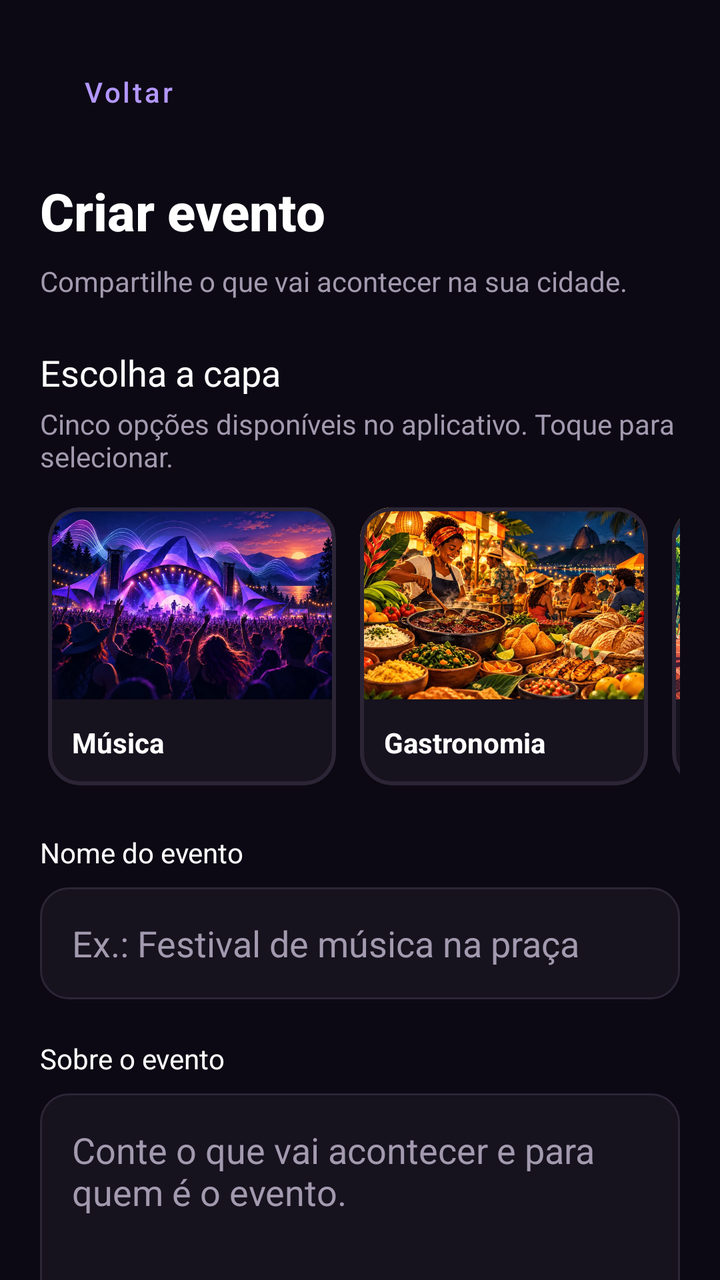
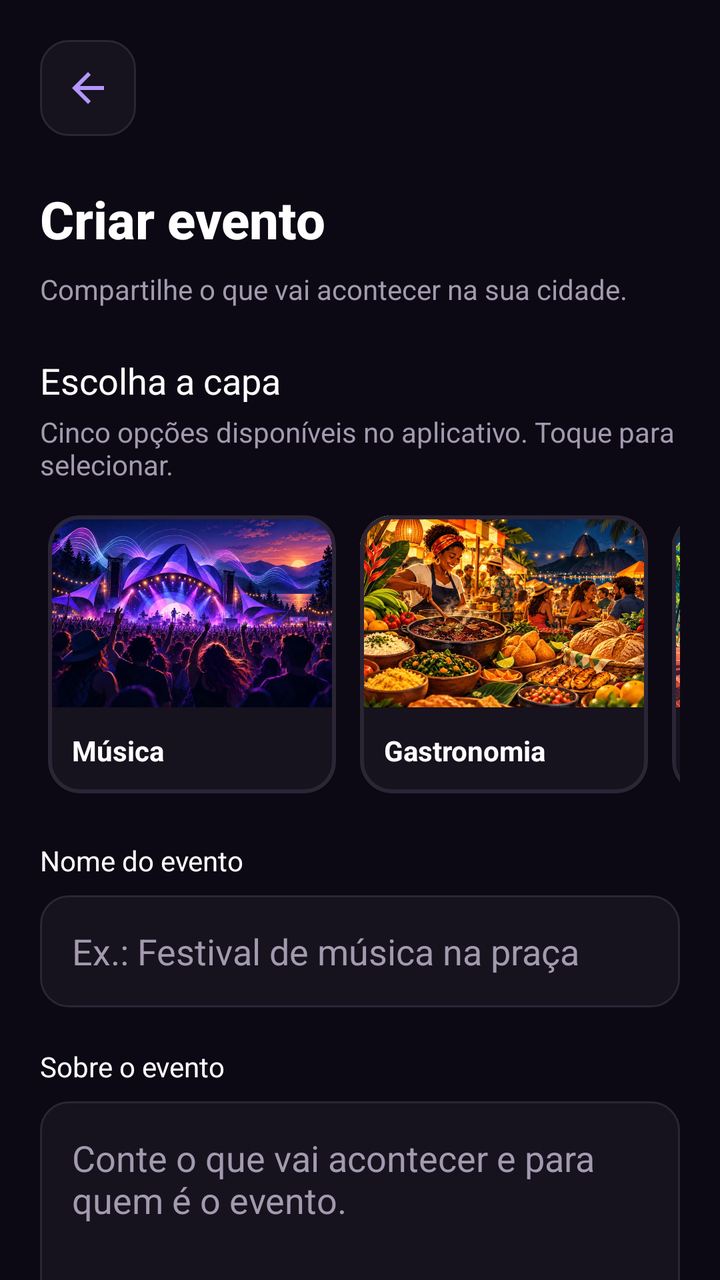

An Android layout rendered at two revisions. The XML below is the earlier revision; the diff shows what the commit changed to produce the second picture.
<!-- AndroidManifest.xml: activity theme Theme.Perto.Interno -->
<!-- res/layout/activity_cadastro_evento.xml -->
<?xml version="1.0" encoding="utf-8"?>
<ScrollView android:scrollbars="none" xmlns:android="http://schemas.android.com/apk/res/android"
    xmlns:app="http://schemas.android.com/apk/res-auto"
    android:layout_width="match_parent" android:layout_height="match_parent"
    android:fillViewport="true" android:background="@color/perto_background">
    <LinearLayout android:layout_width="match_parent" android:layout_height="wrap_content"
        android:orientation="vertical" android:padding="20dp">
        <Button android:id="@+id/btn_voltar" style="@style/Widget.Perto.Button.Secondary" android:layout_width="wrap_content" android:layout_height="wrap_content" android:text="@string/event_back" />
        <TextView android:id="@+id/tv_titulo" android:layout_width="match_parent" android:layout_height="wrap_content"
            android:text="@string/event_create" android:textColor="@color/white" android:textSize="26sp" android:fontFamily="sans-serif-medium" android:textStyle="bold" android:layout_marginTop="16dp" />
        <TextView android:layout_width="match_parent" android:layout_height="wrap_content"
            android:text="@string/event_create_subtitle" android:textColor="@color/perto_muted" android:layout_marginTop="8dp" />
        <TextView android:layout_width="match_parent" android:layout_height="wrap_content"
            android:text="@string/event_cover" android:textColor="@color/white" android:textSize="18sp" android:layout_marginTop="24dp" />
        <TextView android:layout_width="match_parent" android:layout_height="wrap_content"
            android:text="@string/event_cover_hint" android:textColor="@color/perto_muted" android:layout_marginTop="4dp" />
        <HorizontalScrollView android:layout_width="match_parent" android:layout_height="wrap_content" android:scrollbars="none" android:layout_marginTop="12dp">
            <LinearLayout android:layout_width="wrap_content" android:layout_height="wrap_content" android:orientation="horizontal" android:padding="4dp">
                <com.google.android.material.card.MaterialCardView android:id="@+id/capa_musica"
                    android:layout_width="144dp" android:layout_height="wrap_content" android:layout_marginEnd="12dp"
                    android:clickable="true" android:focusable="true" android:checkable="true"
                    android:contentDescription="@string/cover_musica"
                    app:cardBackgroundColor="@color/perto_surface" app:cardCornerRadius="16dp" app:strokeWidth="2dp" app:strokeColor="@color/perto_border">
                    <LinearLayout android:layout_width="match_parent" android:layout_height="wrap_content" android:orientation="vertical">
                        <ImageView android:layout_width="match_parent" android:layout_height="96dp"
                            android:src="@drawable/capa_evento_musica" android:scaleType="centerCrop" android:contentDescription="@null" />
                        <TextView android:layout_width="match_parent" android:layout_height="wrap_content" android:padding="12dp"
                            android:text="@string/cover_musica" android:textColor="@color/white" android:textStyle="bold" />
                    </LinearLayout>
                </com.google.android.material.card.MaterialCardView>
                <com.google.android.material.card.MaterialCardView android:id="@+id/capa_gastronomia"
                    android:layout_width="144dp" android:layout_height="wrap_content" android:layout_marginEnd="12dp"
                    android:clickable="true" android:focusable="true" android:checkable="true"
                    android:contentDescription="@string/cover_gastronomia"
                    app:cardBackgroundColor="@color/perto_surface" app:cardCornerRadius="16dp" app:strokeWidth="2dp" app:strokeColor="@color/perto_border">
                    <LinearLayout android:layout_width="match_parent" android:layout_height="wrap_content" android:orientation="vertical">
                        <ImageView android:layout_width="match_parent" android:layout_height="96dp"
                            android:src="@drawable/capa_evento_gastronomia" android:scaleType="centerCrop" android:contentDescription="@null" />
                        <TextView android:layout_width="match_parent" android:layout_height="wrap_content" android:padding="12dp"
                            android:text="@string/cover_gastronomia" android:textColor="@color/white" android:textStyle="bold" />
                    </LinearLayout>
                </com.google.android.material.card.MaterialCardView>
                <com.google.android.material.card.MaterialCardView android:id="@+id/capa_esportes"
                    android:layout_width="144dp" android:layout_height="wrap_content" android:layout_marginEnd="12dp"
                    android:clickable="true" android:focusable="true" android:checkable="true"
                    android:contentDescription="@string/cover_esportes"
                    app:cardBackgroundColor="@color/perto_surface" app:cardCornerRadius="16dp" app:strokeWidth="2dp" app:strokeColor="@color/perto_border">
                    <LinearLayout android:layout_width="match_parent" android:layout_height="wrap_content" android:orientation="vertical">
                        <ImageView android:layout_width="match_parent" android:layout_height="96dp"
                            android:src="@drawable/capa_evento_esportes" android:scaleType="centerCrop" android:contentDescription="@null" />
                        <TextView android:layout_width="match_parent" android:layout_height="wrap_content" android:padding="12dp"
                            android:text="@string/cover_esportes" android:textColor="@color/white" android:textStyle="bold" />
                    </LinearLayout>
                </com.google.android.material.card.MaterialCardView>
                <com.google.android.material.card.MaterialCardView android:id="@+id/capa_cultura"
                    android:layout_width="144dp" android:layout_height="wrap_content" android:layout_marginEnd="12dp"
                    android:clickable="true" android:focusable="true" android:checkable="true"
                    android:contentDescription="@string/cover_cultura"
                    app:cardBackgroundColor="@color/perto_surface" app:cardCornerRadius="16dp" app:strokeWidth="2dp" app:strokeColor="@color/perto_border">
                    <LinearLayout android:layout_width="match_parent" android:layout_height="wrap_content" android:orientation="vertical">
                        <ImageView android:layout_width="match_parent" android:layout_height="96dp"
                            android:src="@drawable/capa_evento_cultura" android:scaleType="centerCrop" android:contentDescription="@null" />
                        <TextView android:layout_width="match_parent" android:layout_height="wrap_content" android:padding="12dp"
                            android:text="@string/cover_cultura" android:textColor="@color/white" android:textStyle="bold" />
                    </LinearLayout>
                </com.google.android.material.card.MaterialCardView>
                <com.google.android.material.card.MaterialCardView android:id="@+id/capa_comunidade"
                    android:layout_width="144dp" android:layout_height="wrap_content" android:layout_marginEnd="12dp"
                    android:clickable="true" android:focusable="true" android:checkable="true"
                    android:contentDescription="@string/cover_comunidade"
                    app:cardBackgroundColor="@color/perto_surface" app:cardCornerRadius="16dp" app:strokeWidth="2dp" app:strokeColor="@color/perto_border">
                    <LinearLayout android:layout_width="match_parent" android:layout_height="wrap_content" android:orientation="vertical">
                        <ImageView android:layout_width="match_parent" android:layout_height="96dp"
                            android:src="@drawable/capa_evento_comunidade" android:scaleType="centerCrop" android:contentDescription="@null" />
                        <TextView android:layout_width="match_parent" android:layout_height="wrap_content" android:padding="12dp"
                            android:text="@string/cover_comunidade" android:textColor="@color/white" android:textStyle="bold" />
                    </LinearLayout>
                </com.google.android.material.card.MaterialCardView>
            </LinearLayout>
        </HorizontalScrollView>
        <TextView android:layout_width="match_parent" android:layout_height="wrap_content" android:layout_marginTop="20dp"
            android:text="@string/event_nome" android:textColor="@color/white" />
        <EditText android:id="@+id/et_nome" android:layout_width="match_parent" android:layout_height="56dp"
            android:layout_marginTop="8dp" android:background="@drawable/perto_input" android:padding="16dp"
            android:inputType="textCapSentences" android:gravity="top|start" android:textColor="@color/white" android:textColorHint="@color/perto_muted"
            android:hint="@string/event_nome_hint" android:maxLength="120" />
        <TextView android:layout_width="match_parent" android:layout_height="wrap_content" android:layout_marginTop="20dp"
            android:text="@string/event_descricao" android:textColor="@color/white" />
        <EditText android:id="@+id/et_descricao" android:layout_width="match_parent" android:layout_height="120dp"
            android:layout_marginTop="8dp" android:background="@drawable/perto_input" android:padding="16dp"
            android:inputType="textCapSentences|textMultiLine" android:gravity="top|start" android:textColor="@color/white" android:textColorHint="@color/perto_muted"
            android:hint="@string/event_descricao_hint" android:maxLength="3000" />
        <TextView android:layout_width="match_parent" android:layout_height="wrap_content" android:layout_marginTop="20dp"
            android:text="@string/event_endereco" android:textColor="@color/white" />
        <EditText android:id="@+id/et_endereco" android:layout_width="match_parent" android:layout_height="56dp"
            android:layout_marginTop="8dp" android:background="@drawable/perto_input" android:padding="16dp"
            android:inputType="textPostalAddress" android:gravity="top|start" android:textColor="@color/white" android:textColorHint="@color/perto_muted"
            android:hint="@string/event_endereco_hint" android:maxLength="300" />
        <Button android:id="@+id/btn_ponto_mapa" android:layout_width="match_parent" android:layout_height="wrap_content" android:text="@string/map_choose_point" />
        <TextView android:id="@+id/tv_ponto_mapa" android:layout_width="match_parent" android:layout_height="wrap_content" android:text="@string/map_no_point" android:textColor="@color/perto_muted" />
        <Button android:id="@+id/btn_remover_ponto" android:layout_width="match_parent" android:layout_height="wrap_content" android:text="@string/map_remove_point" android:visibility="gone" />
        <TextView android:layout_width="match_parent" android:layout_height="wrap_content" android:layout_marginTop="20dp"
            android:text="@string/event_category" android:textColor="@color/white" />
        <Spinner android:id="@+id/sp_categoria" android:layout_width="match_parent" android:layout_height="wrap_content"
            android:minHeight="56dp" android:layout_marginTop="8dp" android:background="@drawable/perto_input" android:padding="0dp" />
        <TextView android:layout_width="match_parent" android:layout_height="wrap_content" android:layout_marginTop="20dp"
            android:text="@string/event_date_label" android:textColor="@color/white" />
        <Button android:id="@+id/btn_data" android:layout_width="match_parent" android:layout_height="wrap_content" android:text="@string/event_date" />
        <Button android:id="@+id/btn_hora" android:layout_width="match_parent" android:layout_height="wrap_content" android:text="@string/event_time" />
        <com.google.android.material.switchmaterial.SwitchMaterial android:id="@+id/sw_gratuito"
            android:layout_width="match_parent" android:layout_height="56dp" android:text="@string/event_free" android:textColor="@color/white" android:checked="true" />
        <EditText android:id="@+id/et_valor" android:layout_width="match_parent" android:layout_height="56dp" android:visibility="gone"
            android:background="@drawable/perto_input" android:padding="16dp" android:inputType="numberDecimal" android:digits="0123456789,." android:maxLength="11"
            android:hint="@string/event_price_hint" android:textColor="@color/white" android:textColorHint="@color/perto_muted" />
        <TextView android:id="@+id/tv_status" android:layout_width="match_parent" android:layout_height="wrap_content"
            android:layout_marginTop="16dp" android:textColor="@color/white" android:accessibilityLiveRegion="polite" />
        <Button android:id="@+id/btn_publicar" android:layout_width="match_parent" android:layout_height="64dp"
            android:layout_marginTop="16dp" android:text="@string/event_publish" />
    </LinearLayout>
</ScrollView>
<!-- resources referenced by this layout -->
<resources>
  <color name="perto_background">#0C0914</color>
  <color name="perto_border">#2B2536</color>
  <color name="perto_muted">#A39AAF</color>
  <color name="perto_surface">#16121E</color>
  <color name="white">#FFFFFFFF</color>
  <string name="cover_comunidade">Comunidade</string>
  <string name="cover_cultura">Cultura</string>
  <string name="cover_esportes">Esportes</string>
  <string name="cover_gastronomia">Gastronomia</string>
  <string name="cover_musica">Música</string>
  <string name="event_back">Voltar</string>
  <string name="event_category">Categoria</string>
  <string name="event_cover">Escolha a capa</string>
  <string name="event_cover_hint">Cinco opções disponíveis no aplicativo. Toque para selecionar.</string>
  <string name="event_create">Criar evento</string>
  <string name="event_create_subtitle">Compartilhe o que vai acontecer na sua cidade.</string>
  <string name="event_date">Escolher data</string>
  <string name="event_date_label">Data e horário de Brasília</string>
  <string name="event_descricao">Sobre o evento</string>
  <string name="event_descricao_hint">Conte o que vai acontecer e para quem é o evento.</string>
  <string name="event_endereco">Endereço completo</string>
  <string name="event_endereco_hint">Local, rua, número, bairro e cidade</string>
  <string name="event_free">Evento gratuito</string>
  <string name="event_nome">Nome do evento</string>
  <string name="event_nome_hint">Ex.: Festival de música na praça</string>
  <string name="event_price_hint">Valor em reais (ex.: 25,00)</string>
  <string name="event_publish">Publicar evento</string>
  <string name="event_time">Escolher horário</string>
  <string name="map_choose_point">Escolher localização no mapa</string>
  <string name="map_no_point">Sem ponto no mapa: o evento aparece na lista, mas não nas buscas por localização.</string>
  <string name="map_remove_point">Remover ponto do mapa</string>
  <style name="Widget.Perto.Button.Secondary" parent="Widget.Perto.Button">
          <item name="backgroundTint">@color/perto_surface</item>
          <item name="android:textColor">@color/perto_accent</item>
          <item name="strokeColor">@color/perto_border</item>
          <item name="strokeWidth">1dp</item>
      </style>
  <color name="perto_accent">#B397FF</color>
  <color name="perto_accent_soft">#2D2047</color>
  <color name="perto_text">#FAF8FF</color>
  <style name="ThemeOverlay.Perto.Dialog" parent="ThemeOverlay.MaterialComponents.MaterialAlertDialog">
          <item name="colorSurface">@color/perto_surface</item>
          <item name="colorPrimary">@color/perto_accent</item>
          <item name="android:textColorPrimary">@color/perto_text</item>
          <item name="android:textColorSecondary">@color/perto_muted</item>
          <item name="android:colorBackground">@color/perto_surface</item>
      </style>
  <!-- unchanged entries left out for length: 8 -->
</resources>

<!-- the commit's change to res/layout/activity_cadastro_evento.xml (unified diff, before → after) -->
@@ -5,7 +5,7 @@
     android:fillViewport="true" android:background="@color/perto_background">
     <LinearLayout android:layout_width="match_parent" android:layout_height="wrap_content"
         android:orientation="vertical" android:padding="20dp">
-        <Button android:id="@+id/btn_voltar" style="@style/Widget.Perto.Button.Secondary" android:layout_width="wrap_content" android:layout_height="wrap_content" android:text="@string/event_back" />
+        <ImageButton android:id="@+id/btn_voltar" style="@style/Widget.Perto.Back" />
         <TextView android:id="@+id/tv_titulo" android:layout_width="match_parent" android:layout_height="wrap_content"
             android:text="@string/event_create" android:textColor="@color/white" android:textSize="26sp" android:fontFamily="sans-serif-medium" android:textStyle="bold" android:layout_marginTop="16dp" />
         <TextView android:layout_width="match_parent" android:layout_height="wrap_content"
<!-- resource entries referenced after the edit -->
@@ -31,13 +31,30 @@
   <string name="map_choose_point">Escolher localização no mapa</string>
   <string name="map_no_point">Sem ponto no mapa: o evento aparece na lista, mas não nas buscas por localização.</string>
   <string name="map_remove_point">Remover ponto do mapa</string>
-  <style name="Widget.Perto.Button.Secondary" parent="Widget.Perto.Button">
-          <item name="backgroundTint">@color/perto_surface</item>
-          <item name="android:textColor">@color/perto_accent</item>
-          <item name="strokeColor">@color/perto_border</item>
-          <item name="strokeWidth">1dp</item>
+  <style name="Widget.Perto.Back" parent="Widget.AppCompat.ImageButton">
+          <item name="android:layout_width">48dp</item>
+          <item name="android:layout_height">48dp</item>
+          <item name="android:layout_gravity">start</item>
+          <item name="android:layout_marginBottom">8dp</item>
+          <item name="android:padding">12dp</item>
+          <item name="android:background">@drawable/perto_input</item>
+          <item name="android:src">@drawable/ic_arrow_back</item>
+          <item name="tint">@color/perto_accent</item>
+          <item name="android:contentDescription">@string/event_back</item>
+          <item name="android:tooltipText">@string/event_back</item>
       </style>
   <color name="perto_accent">#B397FF</color>
+  <!-- drawable ic_arrow_back (drawable) -->
+  <vector xmlns:android="http://schemas.android.com/apk/res/android"
+      android:width="24dp"
+      android:height="24dp"
+      android:viewportWidth="24"
+      android:viewportHeight="24"
+      android:tint="@color/white">
+      <path
+          android:fillColor="@android:color/white"
+          android:pathData="M20,11H7.83l5.59,-5.59L12,4l-8,8 8,8 1.41,-1.41L7.83,13H20v-2z" />
+  </vector>
   <color name="perto_accent_soft">#2D2047</color>
   <color name="perto_text">#FAF8FF</color>
   <style name="ThemeOverlay.Perto.Dialog" parent="ThemeOverlay.MaterialComponents.MaterialAlertDialog">
